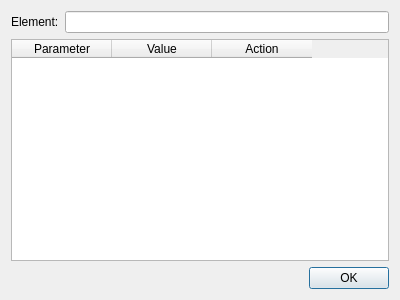
Old version of the form CompuCell3D/Twedit++/Plugins/CC3DProject/parameterdlg.ui in the repository CompuCell3D/CompuCell3D.
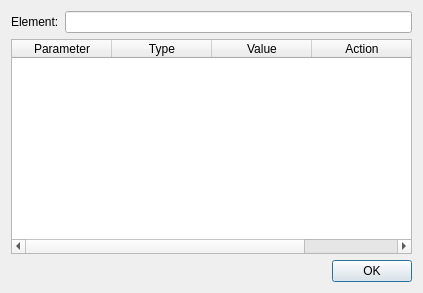
New version of the form.

What changed in the file:
```diff
--- a/CompuCell3D/Twedit++/Plugins/CC3DProject/parameterdlg.ui
+++ b/CompuCell3D/Twedit++/Plugins/CC3DProject/parameterdlg.ui
@@ -6,8 +6,8 @@
    <rect>
     <x>0</x>
     <y>0</y>
-    <width>400</width>
-    <height>300</height>
+    <width>423</width>
+    <height>293</height>
    </rect>
   </property>
   <property name="windowTitle">
@@ -39,6 +39,11 @@
        <string>Parameter</string>
       </property>
      </column>
+     <column>
+      <property name="text">
+       <string>Type</string>
+      </property>
+     </column>
      <column>
       <property name="text">
        <string>Value</string>
```
